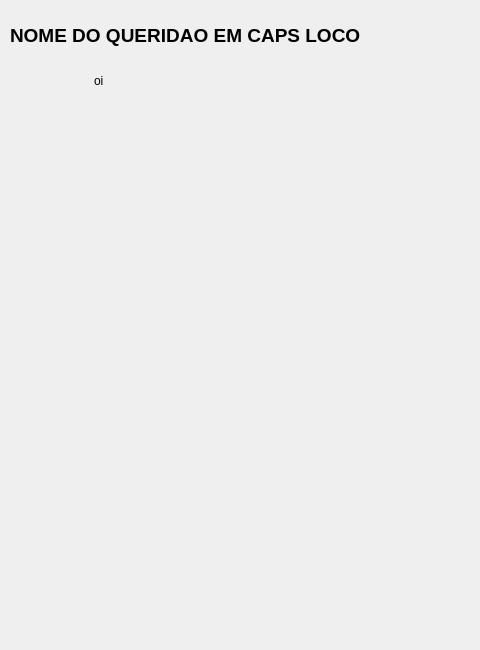
The window that indexador/indexador/details.ui (EduardoVernier/trabFinalCPD) describes before a commit, drawn with Qt 5.
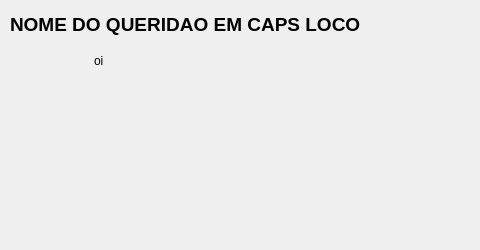
The same window after the commit. Icons and pictures are not drawn.

What changed in the file:
```diff
--- a/indexador/indexador/details.ui
+++ b/indexador/indexador/details.ui
@@ -10,19 +10,19 @@
     <x>0</x>
     <y>0</y>
     <width>480</width>
-    <height>650</height>
+    <height>250</height>
    </rect>
   </property>
   <property name="minimumSize">
    <size>
     <width>480</width>
-    <height>650</height>
+    <height>250</height>
    </size>
   </property>
   <property name="maximumSize">
    <size>
-    <width>520</width>
-    <height>650</height>
+    <width>480</width>
+    <height>250</height>
    </size>
   </property>
   <property name="windowTitle">
@@ -36,10 +36,22 @@
     <rect>
      <x>10</x>
      <y>10</y>
-     <width>461</width>
-     <height>51</height>
+     <width>480</width>
+     <height>30</height>
     </rect>
    </property>
+   <property name="minimumSize">
+    <size>
+     <width>480</width>
+     <height>30</height>
+    </size>
+   </property>
+   <property name="maximumSize">
+    <size>
+     <width>0</width>
+     <height>0</height>
+    </size>
+   </property>
    <property name="styleSheet">
     <string notr="true">background: transparent;</string>
    </property>
@@ -51,15 +63,15 @@
    <property name="geometry">
     <rect>
      <x>10</x>
-     <y>70</y>
+     <y>50</y>
      <width>450</width>
-     <height>560</height>
+     <height>150</height>
     </rect>
    </property>
    <property name="minimumSize">
     <size>
      <width>450</width>
-     <height>560</height>
+     <height>150</height>
     </size>
    </property>
    <property name="maximumSize">
```
